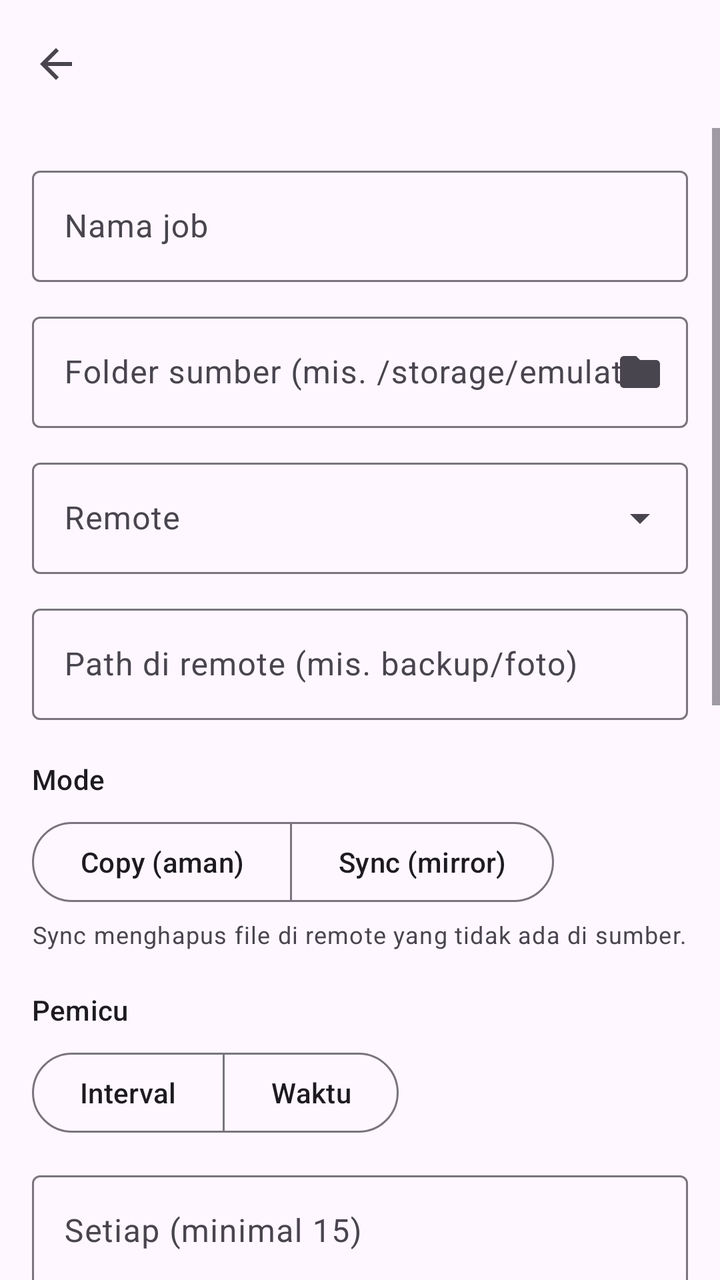
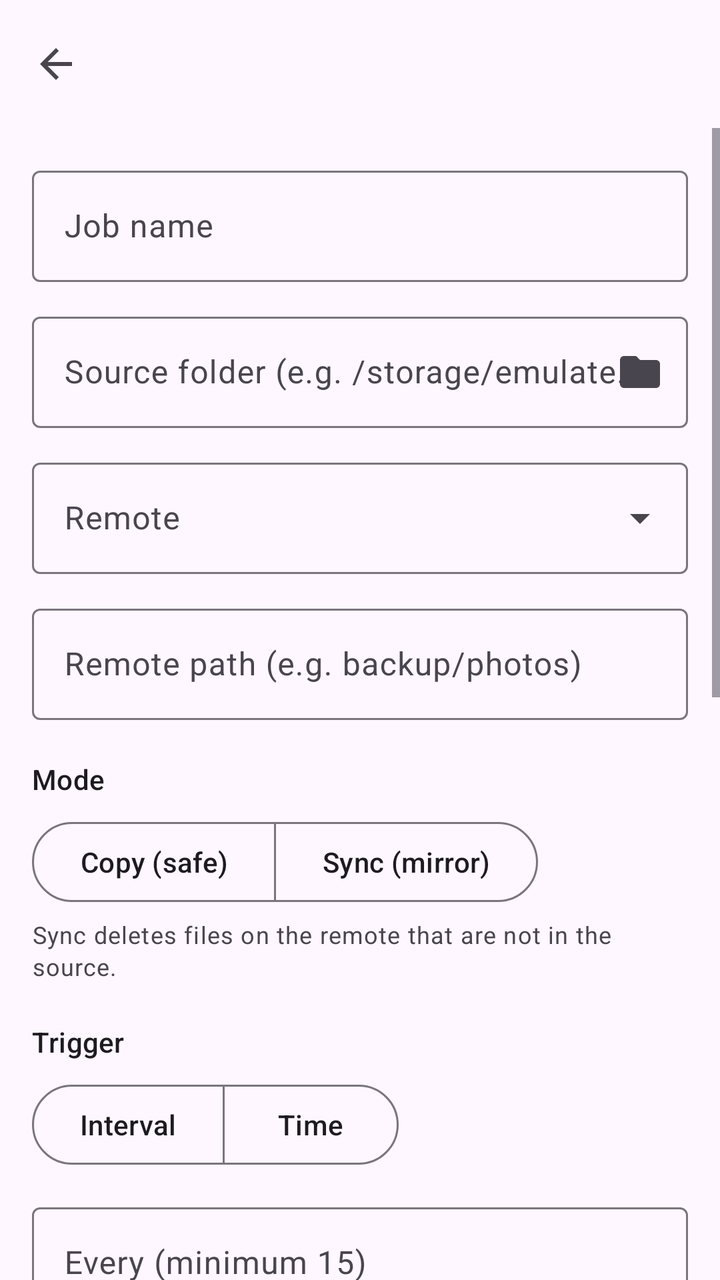

An Android layout rendered at two revisions. The XML below is the earlier revision; the diff shows what the commit changed to produce the second picture.
<!-- AndroidManifest.xml: application theme Theme.RcloneMgr -->
<!-- res/layout/activity_job_edit.xml -->
<?xml version="1.0" encoding="utf-8"?>
<LinearLayout xmlns:android="http://schemas.android.com/apk/res/android"
    xmlns:app="http://schemas.android.com/apk/res-auto"
    android:id="@+id/root"
    android:layout_width="match_parent"
    android:layout_height="match_parent"
    android:orientation="vertical">

    <com.google.android.material.appbar.AppBarLayout
        android:layout_width="match_parent"
        android:layout_height="wrap_content">
        <com.google.android.material.appbar.MaterialToolbar
            android:id="@+id/toolbar"
            android:layout_width="match_parent"
            android:layout_height="?attr/actionBarSize"
            app:navigationIcon="@drawable/ic_back" />
    </com.google.android.material.appbar.AppBarLayout>

    <ScrollView
        android:layout_width="match_parent"
        android:layout_height="0dp"
        android:layout_weight="1">

        <LinearLayout
            android:layout_width="match_parent"
            android:layout_height="wrap_content"
            android:orientation="vertical"
            android:padding="16dp">

            <com.google.android.material.textfield.TextInputLayout
                style="?attr/textInputOutlinedStyle"
                android:layout_width="match_parent"
                android:layout_height="wrap_content"
                android:hint="Nama job">
                <com.google.android.material.textfield.TextInputEditText
                    android:id="@+id/name"
                    android:layout_width="match_parent"
                    android:layout_height="wrap_content"
                    android:inputType="text" />
            </com.google.android.material.textfield.TextInputLayout>

            <com.google.android.material.textfield.TextInputLayout
                android:id="@+id/sourceBox"
                style="?attr/textInputOutlinedStyle"
                android:layout_width="match_parent"
                android:layout_height="wrap_content"
                android:layout_marginTop="12dp"
                android:hint="Folder sumber (mis. /storage/emulated/0/DCIM)"
                app:endIconDrawable="@drawable/ic_folder"
                app:endIconMode="custom">
                <com.google.android.material.textfield.TextInputEditText
                    android:id="@+id/source"
                    android:layout_width="match_parent"
                    android:layout_height="wrap_content"
                    android:inputType="textUri" />
            </com.google.android.material.textfield.TextInputLayout>

            <com.google.android.material.textfield.TextInputLayout
                style="?attr/textInputOutlinedExposedDropdownMenuStyle"
                android:layout_width="match_parent"
                android:layout_height="wrap_content"
                android:layout_marginTop="12dp"
                android:hint="Remote">
                <com.google.android.material.textfield.MaterialAutoCompleteTextView
                    android:id="@+id/remote"
                    android:layout_width="match_parent"
                    android:layout_height="wrap_content"
                    android:inputType="none" />
            </com.google.android.material.textfield.TextInputLayout>

            <com.google.android.material.textfield.TextInputLayout
                style="?attr/textInputOutlinedStyle"
                android:layout_width="match_parent"
                android:layout_height="wrap_content"
                android:layout_marginTop="12dp"
                android:hint="Path di remote (mis. backup/foto)">
                <com.google.android.material.textfield.TextInputEditText
                    android:id="@+id/remotePath"
                    android:layout_width="match_parent"
                    android:layout_height="wrap_content"
                    android:inputType="textUri" />
            </com.google.android.material.textfield.TextInputLayout>

            <TextView
                android:layout_width="wrap_content"
                android:layout_height="wrap_content"
                android:layout_marginTop="20dp"
                android:text="Mode"
                android:textAppearance="?attr/textAppearanceTitleSmall" />
            <com.google.android.material.button.MaterialButtonToggleGroup
                android:id="@+id/modeGroup"
                android:layout_width="wrap_content"
                android:layout_height="wrap_content"
                android:layout_marginTop="8dp"
                app:selectionRequired="true"
                app:singleSelection="true">
                <Button
                    android:id="@+id/mCopy"
                    style="?attr/materialButtonOutlinedStyle"
                    android:layout_width="wrap_content"
                    android:layout_height="wrap_content"
                    android:text="Copy (aman)" />
                <Button
                    android:id="@+id/mSync"
                    style="?attr/materialButtonOutlinedStyle"
                    android:layout_width="wrap_content"
                    android:layout_height="wrap_content"
                    android:text="Sync (mirror)" />
            </com.google.android.material.button.MaterialButtonToggleGroup>
            <TextView
                android:layout_width="match_parent"
                android:layout_height="wrap_content"
                android:layout_marginTop="4dp"
                android:text="Sync menghapus file di remote yang tidak ada di sumber."
                android:textAppearance="?attr/textAppearanceBodySmall"
                android:textColor="?attr/colorOnSurfaceVariant" />

            <TextView
                android:layout_width="wrap_content"
                android:layout_height="wrap_content"
                android:layout_marginTop="20dp"
                android:text="Pemicu"
                android:textAppearance="?attr/textAppearanceTitleSmall" />
            <com.google.android.material.button.MaterialButtonToggleGroup
                android:id="@+id/trigGroup"
                android:layout_width="wrap_content"
                android:layout_height="wrap_content"
                android:layout_marginTop="8dp"
                app:selectionRequired="true"
                app:singleSelection="true">
                <Button
                    android:id="@+id/tInterval"
                    style="?attr/materialButtonOutlinedStyle"
                    android:layout_width="wrap_content"
                    android:layout_height="wrap_content"
                    android:text="Interval" />
                <Button
                    android:id="@+id/tTime"
                    style="?attr/materialButtonOutlinedStyle"
                    android:layout_width="wrap_content"
                    android:layout_height="wrap_content"
                    android:text="Waktu" />
            </com.google.android.material.button.MaterialButtonToggleGroup>

            <com.google.android.material.textfield.TextInputLayout
                android:id="@+id/intervalBox"
                style="?attr/textInputOutlinedStyle"
                android:layout_width="match_parent"
                android:layout_height="wrap_content"
                android:layout_marginTop="12dp"
                android:hint="Setiap (minimal 15)"
                app:suffixText="menit">
                <com.google.android.material.textfield.TextInputEditText
                    android:id="@+id/interval"
                    android:layout_width="match_parent"
                    android:layout_height="wrap_content"
                    android:inputType="number" />
            </com.google.android.material.textfield.TextInputLayout>

            <LinearLayout
                android:id="@+id/timeBox"
                android:layout_width="match_parent"
                android:layout_height="wrap_content"
                android:layout_marginTop="12dp"
                android:orientation="vertical">
                <Button
                    android:id="@+id/btnPickTime"
                    style="@style/Widget.Material3.Button.TonalButton"
                    android:layout_width="wrap_content"
                    android:layout_height="wrap_content" />
                <com.google.android.material.chip.ChipGroup
                    android:id="@+id/days"
                    android:layout_width="match_parent"
                    android:layout_height="wrap_content"
                    android:layout_marginTop="8dp" />
            </LinearLayout>

            <TextView
                android:layout_width="wrap_content"
                android:layout_height="wrap_content"
                android:layout_marginTop="20dp"
                android:text="Filter"
                android:textAppearance="?attr/textAppearanceTitleSmall" />
            <com.google.android.material.textfield.TextInputLayout
                style="?attr/textInputOutlinedStyle"
                android:layout_width="match_parent"
                android:layout_height="wrap_content"
                android:layout_marginTop="8dp"
                android:hint="Exclude (satu pola per baris)">
                <com.google.android.material.textfield.TextInputEditText
                    android:id="@+id/exclude"
                    android:layout_width="match_parent"
                    android:layout_height="wrap_content"
                    android:gravity="top|start"
                    android:inputType="textMultiLine|textNoSuggestions"
                    android:minLines="3" />
            </com.google.android.material.textfield.TextInputLayout>
            <com.google.android.material.textfield.TextInputLayout
                style="?attr/textInputOutlinedStyle"
                android:layout_width="match_parent"
                android:layout_height="wrap_content"
                android:layout_marginTop="12dp"
                android:hint="Include saja (opsional, satu pola per baris)">
                <com.google.android.material.textfield.TextInputEditText
                    android:id="@+id/include"
                    android:layout_width="match_parent"
                    android:layout_height="wrap_content"
                    android:gravity="top|start"
                    android:inputType="textMultiLine|textNoSuggestions"
                    android:minLines="2" />
            </com.google.android.material.textfield.TextInputLayout>
            <TextView
                android:layout_width="match_parent"
                android:layout_height="wrap_content"
                android:layout_marginTop="4dp"
                android:text="Contoh: *.tmp  ·  .thumbnails/**  ·  /Android/**  ·  *.{jpg,mp4}. Baris diawali # diabaikan. Exclude diproses lebih dulu; jika Include diisi, file lain tidak ikut."
                android:textAppearance="?attr/textAppearanceBodySmall"
                android:textColor="?attr/colorOnSurfaceVariant" />

            <com.google.android.material.materialswitch.MaterialSwitch
                android:id="@+id/wifi"
                android:layout_width="match_parent"
                android:layout_height="wrap_content"
                android:layout_marginTop="20dp"
                android:text="Hanya Wi-Fi / jaringan unmetered" />
            <com.google.android.material.materialswitch.MaterialSwitch
                android:id="@+id/charge"
                android:layout_width="match_parent"
                android:layout_height="wrap_content"
                android:layout_marginTop="8dp"
                android:text="Hanya saat mengisi daya" />

            <Button
                android:id="@+id/btnSave"
                android:layout_width="match_parent"
                android:layout_height="wrap_content"
                android:layout_marginTop="24dp"
                android:text="Simpan" />
        </LinearLayout>
    </ScrollView>
</LinearLayout>
<!-- resources referenced by this layout -->
<resources>
  <!-- drawable ic_back (drawable) -->
  <vector xmlns:android="http://schemas.android.com/apk/res/android"
      android:width="24dp" android:height="24dp" android:viewportWidth="24" android:viewportHeight="24"
      android:tint="?attr/colorControlNormal">
      <path android:fillColor="@android:color/white" android:pathData="M20,11H7.83l5.59,-5.59L12,4l-8,8 8,8 1.41,-1.41L7.83,13H20v-2z" />
  </vector>
  <!-- drawable ic_folder (drawable) -->
  <vector xmlns:android="http://schemas.android.com/apk/res/android"
      android:width="24dp" android:height="24dp" android:viewportWidth="24" android:viewportHeight="24"
      android:tint="?attr/colorControlNormal">
      <path android:fillColor="@android:color/white" android:pathData="M10,4H4c-1.1,0 -1.99,0.9 -1.99,2L2,18c0,1.1 0.9,2 2,2h16c1.1,0 2,-0.9 2,-2V8c0,-1.1 -0.9,-2 -2,-2h-8l-2,-2z" />
  </vector>
  <style name="Theme.RcloneMgr" parent="Theme.Material3.DayNight.NoActionBar" />
</resources>

<!-- the commit's change to res/layout/activity_job_edit.xml (unified diff, before → after) -->
@@ -31,7 +31,7 @@
                 style="?attr/textInputOutlinedStyle"
                 android:layout_width="match_parent"
                 android:layout_height="wrap_content"
-                android:hint="Nama job">
+                android:hint="Job name">
                 <com.google.android.material.textfield.TextInputEditText
                     android:id="@+id/name"
                     android:layout_width="match_parent"
@@ -45,7 +45,7 @@
                 android:layout_width="match_parent"
                 android:layout_height="wrap_content"
                 android:layout_marginTop="12dp"
-                android:hint="Folder sumber (mis. /storage/emulated/0/DCIM)"
+                android:hint="Source folder (e.g. /storage/emulated/0/DCIM)"
                 app:endIconDrawable="@drawable/ic_folder"
                 app:endIconMode="custom">
                 <com.google.android.material.textfield.TextInputEditText
@@ -73,7 +73,7 @@
                 android:layout_width="match_parent"
                 android:layout_height="wrap_content"
                 android:layout_marginTop="12dp"
-                android:hint="Path di remote (mis. backup/foto)">
+                android:hint="Remote path (e.g. backup/photos)">
                 <com.google.android.material.textfield.TextInputEditText
                     android:id="@+id/remotePath"
                     android:layout_width="match_parent"
@@ -99,7 +99,7 @@
                     style="?attr/materialButtonOutlinedStyle"
                     android:layout_width="wrap_content"
                     android:layout_height="wrap_content"
-                    android:text="Copy (aman)" />
+                    android:text="Copy (safe)" />
                 <Button
                     android:id="@+id/mSync"
                     style="?attr/materialButtonOutlinedStyle"
@@ -111,7 +111,7 @@
                 android:layout_width="match_parent"
                 android:layout_height="wrap_content"
                 android:layout_marginTop="4dp"
-                android:text="Sync menghapus file di remote yang tidak ada di sumber."
+                android:text="Sync deletes files on the remote that are not in the source."
                 android:textAppearance="?attr/textAppearanceBodySmall"
                 android:textColor="?attr/colorOnSurfaceVariant" />
 
@@ -119,7 +119,7 @@
                 android:layout_width="wrap_content"
                 android:layout_height="wrap_content"
                 android:layout_marginTop="20dp"
-                android:text="Pemicu"
+                android:text="Trigger"
                 android:textAppearance="?attr/textAppearanceTitleSmall" />
             <com.google.android.material.button.MaterialButtonToggleGroup
                 android:id="@+id/trigGroup"
@@ -139,7 +139,7 @@
                     style="?attr/materialButtonOutlinedStyle"
                     android:layout_width="wrap_content"
                     android:layout_height="wrap_content"
-                    android:text="Waktu" />
+                    android:text="Time" />
             </com.google.android.material.button.MaterialButtonToggleGroup>
 
             <com.google.android.material.textfield.TextInputLayout
@@ -148,8 +148,8 @@
                 android:layout_width="match_parent"
                 android:layout_height="wrap_content"
                 android:layout_marginTop="12dp"
-                android:hint="Setiap (minimal 15)"
-                app:suffixText="menit">
+                android:hint="Every (minimum 15)"
+                app:suffixText="minutes">
                 <com.google.android.material.textfield.TextInputEditText
                     android:id="@+id/interval"
                     android:layout_width="match_parent"
@@ -179,14 +179,14 @@
                 android:layout_width="wrap_content"
                 android:layout_height="wrap_content"
                 android:layout_marginTop="20dp"
-                android:text="Filter"
+                android:text="Filters"
                 android:textAppearance="?attr/textAppearanceTitleSmall" />
             <com.google.android.material.textfield.TextInputLayout
                 style="?attr/textInputOutlinedStyle"
                 android:layout_width="match_parent"
                 android:layout_height="wrap_content"
                 android:layout_marginTop="8dp"
-                android:hint="Exclude (satu pola per baris)">
+                android:hint="Exclude (one pattern per line)">
                 <com.google.android.material.textfield.TextInputEditText
                     android:id="@+id/exclude"
                     android:layout_width="match_parent"
@@ -200,7 +200,7 @@
                 android:layout_width="match_parent"
                 android:layout_height="wrap_content"
                 android:layout_marginTop="12dp"
-                android:hint="Include saja (opsional, satu pola per baris)">
+                android:hint="Include only (optional, one pattern per line)">
                 <com.google.android.material.textfield.TextInputEditText
                     android:id="@+id/include"
                     android:layout_width="match_parent"
@@ -213,7 +213,7 @@
                 android:layout_width="match_parent"
                 android:layout_height="wrap_content"
                 android:layout_marginTop="4dp"
-                android:text="Contoh: *.tmp  ·  .thumbnails/**  ·  /Android/**  ·  *.{jpg,mp4}. Baris diawali # diabaikan. Exclude diproses lebih dulu; jika Include diisi, file lain tidak ikut."
+                android:text="Examples: *.tmp  ·  .thumbnails/**  ·  /Android/**  ·  *.{jpg,mp4}. Lines starting with # are ignored. Excludes are applied first; if Include is set, all other files are skipped."
                 android:textAppearance="?attr/textAppearanceBodySmall"
                 android:textColor="?attr/colorOnSurfaceVariant" />
 
@@ -222,20 +222,20 @@
                 android:layout_width="match_parent"
                 android:layout_height="wrap_content"
                 android:layout_marginTop="20dp"
-                android:text="Hanya Wi-Fi / jaringan unmetered" />
+                android:text="Wi-Fi / unmetered network only" />
             <com.google.android.material.materialswitch.MaterialSwitch
                 android:id="@+id/charge"
                 android:layout_width="match_parent"
                 android:layout_height="wrap_content"
                 android:layout_marginTop="8dp"
-                android:text="Hanya saat mengisi daya" />
+                android:text="Only while charging" />
 
             <Button
                 android:id="@+id/btnSave"
                 android:layout_width="match_parent"
                 android:layout_height="wrap_content"
                 android:layout_marginTop="24dp"
-                android:text="Simpan" />
+                android:text="Save" />
         </LinearLayout>
     </ScrollView>
 </LinearLayout>
